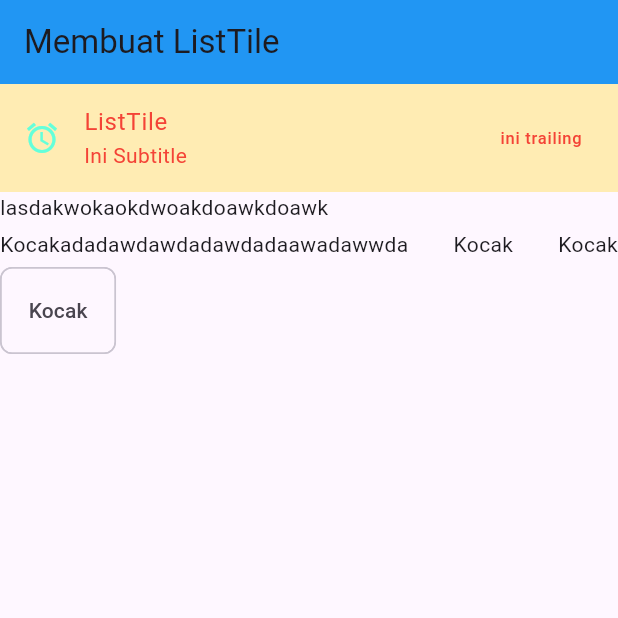
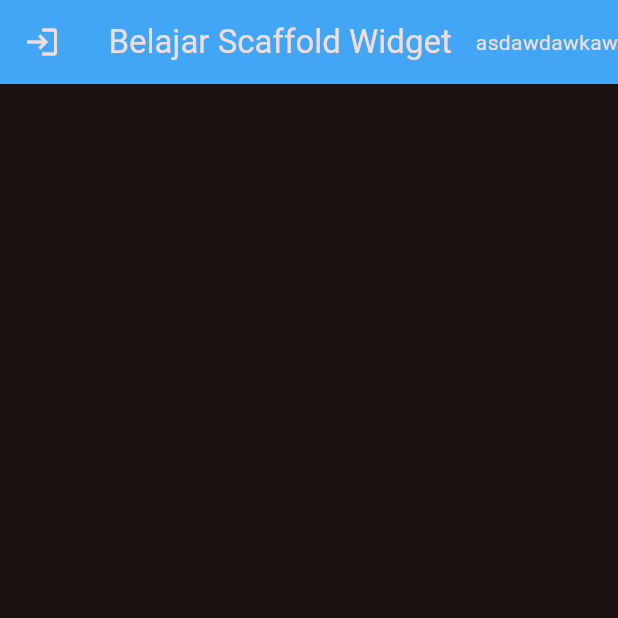
Before and after one commit to DWYOR091/belajar-flutter, a Flutter app: the screen it shows after launch, on a phone screen of 412 x 824 dp, the top half of it. Run offline on Flutter 3.47's test engine with Material 3 defaults, Android fonts, the phone set to English and light mode, and no system bars.

Commit message:
materialapp dan scaffold

```diff
--- a/lib/main.dart
+++ b/lib/main.dart
@@ -2,7 +2,8 @@
 // import 'package:belajar_flutter/pages/images.dart';
 // import 'package:belajar_flutter/pages/row.dart';
 // import 'package:belajar_flutter/pages/stack.dart';
-import 'package:belajar_flutter/pages/listTile.dart';
+// import 'package:belajar_flutter/pages/listTile.dart';
+import 'package:belajar_flutter/pages/scaffold.dart';
 import 'package:flutter/material.dart';
 
 void main(List<String> args) {
@@ -11,7 +12,8 @@ void main(List<String> args) {
   // runApp(const RowKu());
   // runApp(const CobaImage());
   // runApp(const CobaStack());
-  runApp(const CobaListTile());
+  // runApp(const CobaListTile());
+  runApp(const CobaScaffold());
 }
 
 //types
--- /dev/null
+++ b/lib/pages/scaffold.dart
@@ -0,0 +1,27 @@
+//widget scaffold adalah kerangka
+
+import 'package:flutter/material.dart';
+
+class CobaScaffold extends StatelessWidget {
+  const CobaScaffold({super.key});
+
+  @override
+  Widget build(BuildContext context) {
+    return MaterialApp(
+        debugShowCheckedModeBanner: false,
+        title: "nama aplikasinya",
+        theme: ThemeData(
+            colorScheme: ColorScheme.fromSeed(
+                seedColor: Colors.red, brightness: Brightness.dark)),
+        home: Scaffold(
+          appBar: AppBar(
+            centerTitle: true,
+            backgroundColor: Colors.blue[400],
+            title: const Text("Belajar Scaffold Widget"),
+            leading: const Icon(Icons.login),
+            actions: [Text("asdawdawkaw")],
+          ),
+          body: Container(),
+        ));
+  }
+}
```
Also changed, not shown: lib/pages/MateriapApp.dart (added, +10 -0 lines), lib/pages/home.dart (+18 -9 lines).
